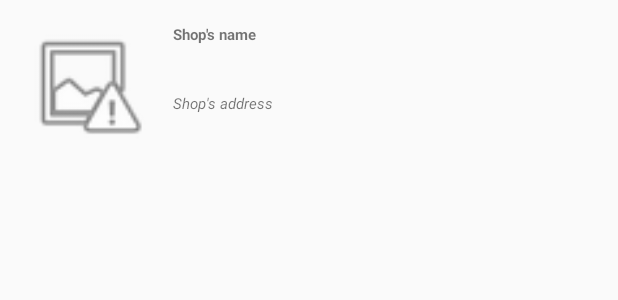
After one commit to TheHandyOwl/AdvancedAndroid, an Android app: the layout adapter_marker.xml on its own in the app's theme, with its tools: preview values and no code run, on a phone screen of 412 x 824 dp. The commit adds this screen. Shown: the top 300 px of the screen. Run offline under Robolectric (Android 15) with nearby library versions, the phone set to English and light mode, and no system bars; network calls fail.

Commit message:
Showing custom info with the MarkerAdapter on MainActivity

```diff
--- a/app/src/main/AndroidManifest.xml
+++ b/app/src/main/AndroidManifest.xml
@@ -43,15 +43,15 @@
             android:name=".activity.MainActivity"
             android:label="@string/app_name"
             android:theme="@style/AppTheme.NoActionBar">
-        </activity>
-        <activity android:name=".activity.PicassoActivity" />
-        <activity android:name=".activity.DetailActivity">
             <intent-filter>
                 <action android:name="android.intent.action.MAIN" />
 
                 <category android:name="android.intent.category.LAUNCHER" />
             </intent-filter>
         </activity>
+        <activity android:name=".activity.PicassoActivity" />
+        <activity android:name=".activity.DetailActivity">
+        </activity>
     </application>
 
 </manifest>
--- /dev/null
+++ b/app/src/main/res/layout/adapter_marker.xml
@@ -0,0 +1,65 @@
+<?xml version="1.0" encoding="utf-8"?>
+<android.support.constraint.ConstraintLayout
+    xmlns:android="http://schemas.android.com/apk/res/android"
+    xmlns:tools="http://schemas.android.com/tools"
+    android:layout_width="match_parent"
+    android:layout_height="wrap_content"
+    android:layout_margin="@dimen/marker_small_margin"
+    xmlns:app="http://schemas.android.com/apk/res-auto"
+    tools:context="com.tho.madridshops.adapter.MarkerAdapter">
+
+    <ImageView
+        android:id="@+id/marker_image"
+        android:layout_width="0dp"
+        android:layout_height="0dp"
+        android:layout_marginBottom="@dimen/marker_image_padding"
+        android:layout_marginEnd="@dimen/marker_image_padding"
+        android:layout_marginStart="@dimen/marker_image_padding"
+        android:layout_marginTop="@dimen/marker_image_padding"
+        android:contentDescription="@string/shop_s_logo"
+        app:layout_constraintBottom_toBottomOf="parent"
+        app:layout_constraintDimensionRatio="1:1"
+        app:layout_constraintEnd_toStartOf="@+id/guideline"
+        app:layout_constraintStart_toStartOf="parent"
+        app:layout_constraintTop_toTopOf="parent"
+        app:srcCompat="@android:drawable/ic_menu_report_image" />
+
+
+    <android.support.constraint.Guideline
+        android:id="@+id/guideline"
+        android:layout_width="wrap_content"
+        android:layout_height="wrap_content"
+        android:orientation="vertical"
+        app:layout_constraintGuide_percent="0.25" />
+
+    <TextView
+        android:id="@+id/marker_name"
+        android:layout_width="0dp"
+        android:layout_height="wrap_content"
+        android:layout_alignParentTop="true"
+        android:layout_marginEnd="@dimen/marker_text_margin"
+        android:layout_marginStart="@dimen/marker_text_margin"
+        android:layout_toEndOf="@id/marker_image"
+        android:textSize="@dimen/marker_text_size"
+        android:textStyle="bold"
+        app:layout_constraintEnd_toEndOf="parent"
+        app:layout_constraintStart_toEndOf="@+id/guideline"
+        app:layout_constraintTop_toTopOf="@+id/marker_image"
+        tools:text="@string/shop_s_name" />
+
+    <TextView
+        android:id="@+id/marker_address"
+        android:layout_width="0dp"
+        android:layout_height="wrap_content"
+        android:layout_below="@id/marker_name"
+        android:layout_marginTop="@dimen/marker_text_margin"
+        android:layout_toEndOf="@id/marker_image"
+        android:textSize="@dimen/marker_text_size"
+        android:textStyle="italic"
+        app:layout_constraintBottom_toBottomOf="@+id/marker_image"
+        app:layout_constraintEnd_toEndOf="@+id/marker_name"
+        app:layout_constraintStart_toStartOf="@+id/marker_name"
+        app:layout_constraintTop_toBottomOf="@+id/marker_name"
+        tools:text="@string/shops_s_address" />
+
+</android.support.constraint.ConstraintLayout>
```
Also changed, not shown: app/src/main/java/com/tho/madridshops/activity/MainActivity.kt (+10 -4 lines), app/src/main/java/com/tho/madridshops/adapter/MarkerAdapter.kt (added, +69 -0 lines).
